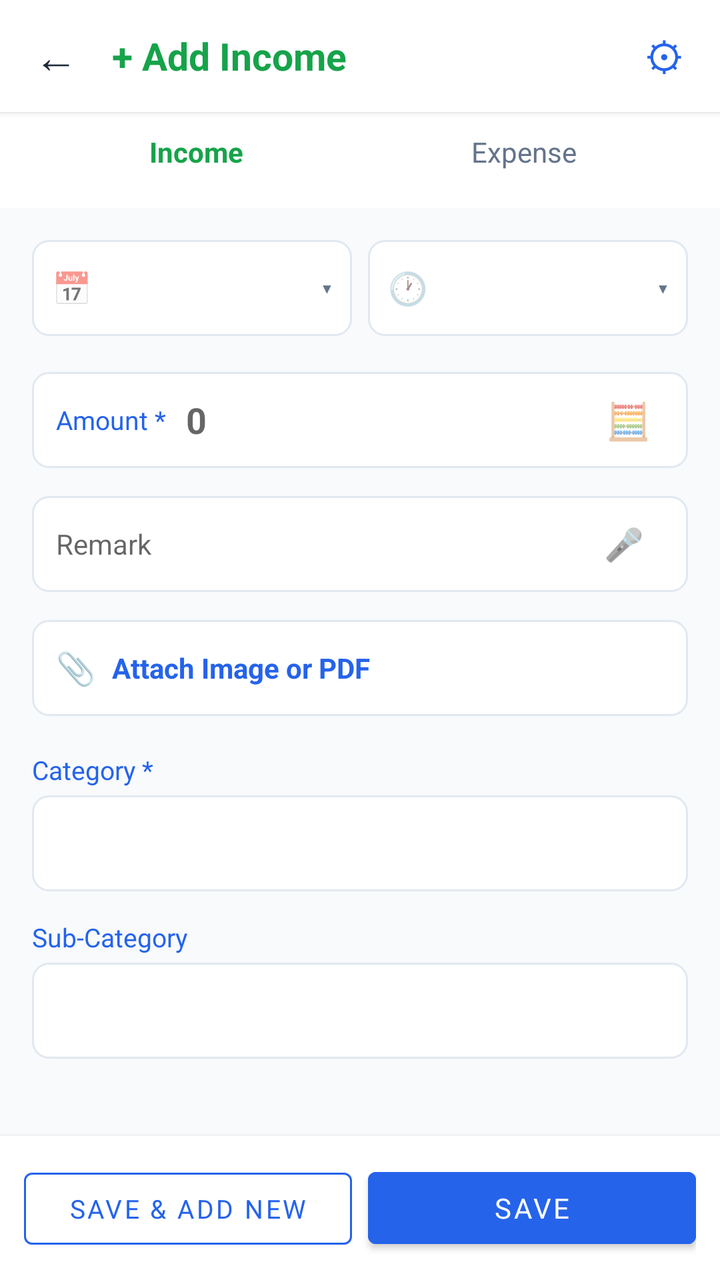
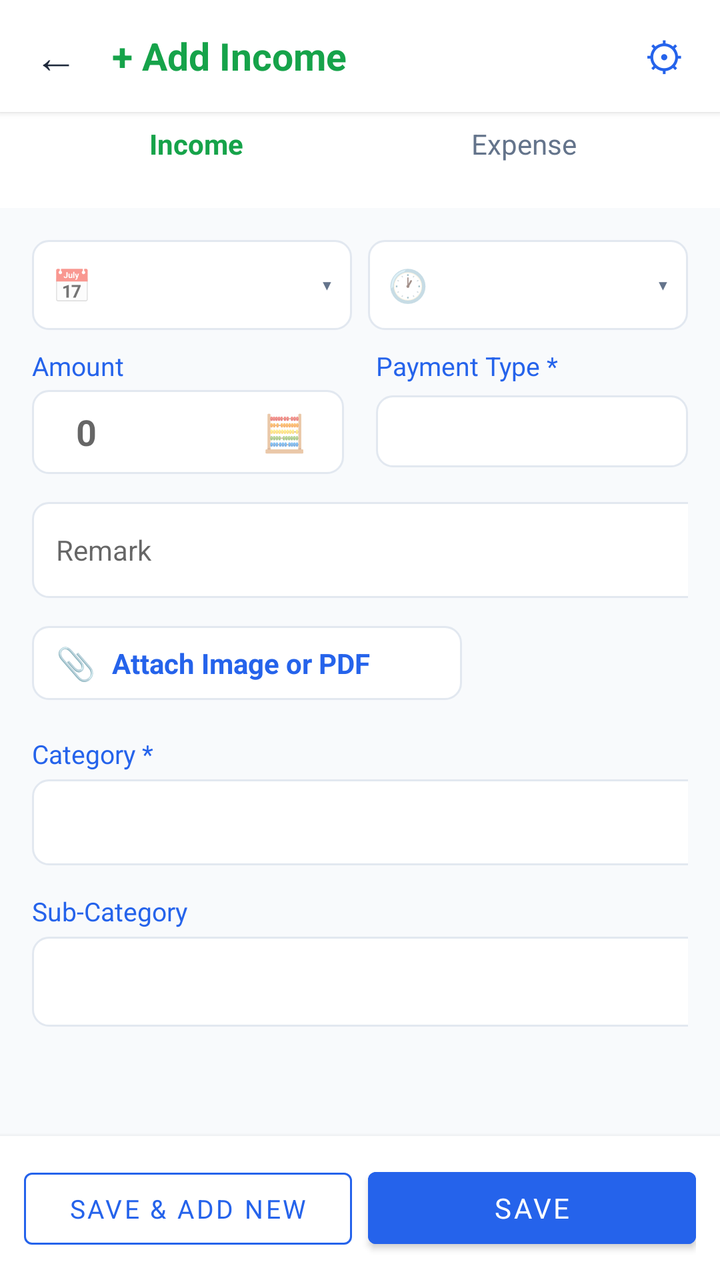

Two renders of the same Android screen: before a commit and after it. Below are the layout's source before the change and the commit's diff.
<!-- AndroidManifest.xml: application theme Theme.ExpenseOS -->
<!-- res/layout/activity_transaction_entry.xml -->
<?xml version="1.0" encoding="utf-8"?>
<LinearLayout xmlns:android="http://schemas.android.com/apk/res/android"
    xmlns:app="http://schemas.android.com/apk/res-auto"
    android:layout_width="match_parent"
    android:layout_height="match_parent"
    android:background="@color/background"
    android:orientation="vertical">

    
    <LinearLayout
        android:layout_width="match_parent"
        android:layout_height="56dp"
        android:background="@color/surface"
        android:elevation="2dp"
        android:gravity="center_vertical"
        android:orientation="horizontal"
        android:paddingHorizontal="4dp">

        <TextView
            android:id="@+id/btnBack"
            android:layout_width="48dp"
            android:layout_height="48dp"
            android:background="?attr/selectableItemBackgroundBorderless"
            android:gravity="center"
            android:text="←"
            android:textColor="@color/text_primary"
            android:textSize="22sp" />

        <TextView
            android:id="@+id/tvTitle"
            android:layout_width="0dp"
            android:layout_height="wrap_content"
            android:layout_weight="1"
            android:paddingStart="4dp"
            android:text="+ Add Income"
            android:textColor="@color/green"
            android:textSize="19sp"
            android:textStyle="bold" />

        <TextView
            android:id="@+id/btnFieldSettings"
            android:layout_width="48dp"
            android:layout_height="48dp"
            android:background="?attr/selectableItemBackgroundBorderless"
            android:gravity="center"
            android:text="⚙"
            android:textColor="@color/primary"
            android:textSize="20sp" />
    </LinearLayout>

    
    <LinearLayout
        android:layout_width="match_parent"
        android:layout_height="48dp"
        android:background="@color/surface"
        android:orientation="horizontal"
        android:paddingHorizontal="16dp"
        android:paddingBottom="8dp">

        <TextView
            android:id="@+id/tabIncome"
            android:layout_width="0dp"
            android:layout_height="match_parent"
            android:layout_weight="1"
            android:background="?attr/selectableItemBackground"
            android:gravity="center"
            android:text="Income"
            android:textColor="@color/green"
            android:textStyle="bold" />

        <TextView
            android:id="@+id/tabExpense"
            android:layout_width="0dp"
            android:layout_height="match_parent"
            android:layout_weight="1"
            android:background="?attr/selectableItemBackground"
            android:gravity="center"
            android:text="Expense"
            android:textColor="@color/text_secondary" />
    </LinearLayout>

    <ScrollView
        android:layout_width="match_parent"
        android:layout_height="0dp"
        android:layout_weight="1">

        <LinearLayout
            android:layout_width="match_parent"
            android:layout_height="wrap_content"
            android:orientation="vertical"
            android:padding="16dp">

            
            <LinearLayout
                android:layout_width="match_parent"
                android:layout_height="wrap_content"
                android:orientation="horizontal">

                <LinearLayout
                    android:id="@+id/boxDate"
                    android:layout_width="0dp"
                    android:layout_height="48dp"
                    android:layout_weight="1"
                    android:layout_marginEnd="8dp"
                    android:background="@drawable/bg_input_box"
                    android:clickable="true"
                    android:focusable="true"
                    android:gravity="center_vertical"
                    android:orientation="horizontal"
                    android:paddingHorizontal="10dp">

                    <TextView
                        android:layout_width="wrap_content"
                        android:layout_height="wrap_content"
                        android:layout_marginEnd="6dp"
                        android:text="📅"
                        android:textSize="16sp" />

                    <TextView
                        android:id="@+id/tvDate"
                        android:layout_width="0dp"
                        android:layout_height="wrap_content"
                        android:layout_weight="1"
                        android:textColor="@color/text_primary"
                        android:textSize="14sp" />

                    <TextView
                        android:layout_width="wrap_content"
                        android:layout_height="wrap_content"
                        android:text="▾"
                        android:textColor="@color/text_secondary" />
                </LinearLayout>

                <LinearLayout
                    android:id="@+id/boxTime"
                    android:layout_width="0dp"
                    android:layout_height="48dp"
                    android:layout_weight="1"
                    android:background="@drawable/bg_input_box"
                    android:clickable="true"
                    android:focusable="true"
                    android:gravity="center_vertical"
                    android:orientation="horizontal"
                    android:paddingHorizontal="10dp">

                    <TextView
                        android:layout_width="wrap_content"
                        android:layout_height="wrap_content"
                        android:layout_marginEnd="6dp"
                        android:text="🕐"
                        android:textSize="16sp" />

                    <TextView
                        android:id="@+id/tvTime"
                        android:layout_width="0dp"
                        android:layout_height="wrap_content"
                        android:layout_weight="1"
                        android:textColor="@color/text_primary"
                        android:textSize="14sp" />

                    <TextView
                        android:layout_width="wrap_content"
                        android:layout_height="wrap_content"
                        android:text="▾"
                        android:textColor="@color/text_secondary" />
                </LinearLayout>
            </LinearLayout>

            
            <LinearLayout
                android:id="@+id/boxAmount"
                android:layout_width="match_parent"
                android:layout_height="48dp"
                android:layout_marginTop="18dp"
                android:background="@drawable/bg_input_box"
                android:gravity="center_vertical"
                android:orientation="horizontal"
                android:paddingHorizontal="12dp">

                <TextView
                    android:layout_width="wrap_content"
                    android:layout_height="wrap_content"
                    android:text="Amount *"
                    android:textColor="@color/primary"
                    android:textSize="13sp" />

                <EditText
                    android:id="@+id/etAmount"
                    android:layout_width="0dp"
                    android:layout_height="wrap_content"
                    android:layout_marginStart="10dp"
                    android:layout_weight="1"
                    android:background="@null"
                    android:hint="0"
                    android:inputType="numberDecimal"
                    android:textColor="@color/green"
                    android:textSize="18sp"
                    android:textStyle="bold" />

                <TextView
                    android:id="@+id/btnCalc"
                    android:layout_width="36dp"
                    android:layout_height="36dp"
                    android:background="?attr/selectableItemBackgroundBorderless"
                    android:gravity="center"
                    android:text="🧮"
                    android:textSize="18sp" />
            </LinearLayout>

            
            <LinearLayout
                android:layout_width="match_parent"
                android:layout_height="wrap_content"
                android:layout_marginTop="14dp"
                android:background="@drawable/bg_input_box"
                android:gravity="center_vertical"
                android:orientation="horizontal"
                android:paddingHorizontal="12dp">

                <EditText
                    android:id="@+id/etNote"
                    android:layout_width="0dp"
                    android:layout_height="wrap_content"
                    android:layout_weight="1"
                    android:background="@null"
                    android:hint="Remark"
                    android:minHeight="48dp"
                    android:textColor="@color/text_primary"
                    android:textSize="14sp" />

                <TextView
                    android:id="@+id/btnMic"
                    android:layout_width="40dp"
                    android:layout_height="40dp"
                    android:background="?attr/selectableItemBackgroundBorderless"
                    android:gravity="center"
                    android:text="🎤"
                    android:textSize="16sp" />
            </LinearLayout>

            
            <LinearLayout
                android:id="@+id/btnAttach"
                android:layout_width="match_parent"
                android:layout_height="48dp"
                android:layout_marginTop="14dp"
                android:background="@drawable/bg_input_box"
                android:clickable="true"
                android:focusable="true"
                android:gravity="center_vertical"
                android:orientation="horizontal"
                android:paddingHorizontal="12dp">

                <TextView
                    android:layout_width="wrap_content"
                    android:layout_height="wrap_content"
                    android:layout_marginEnd="8dp"
                    android:text="📎"
                    android:textSize="16sp" />

                <TextView
                    android:layout_width="wrap_content"
                    android:layout_height="wrap_content"
                    android:text="Attach Image or PDF"
                    android:textColor="@color/primary"
                    android:textStyle="bold" />
            </LinearLayout>

            
            <LinearLayout
                android:id="@+id/attachmentList"
                android:layout_width="match_parent"
                android:layout_height="wrap_content"
                android:orientation="vertical" />

            
            <TextView
                android:layout_width="wrap_content"
                android:layout_height="wrap_content"
                android:layout_marginTop="18dp"
                android:text="Category *"
                android:textColor="@color/primary"
                android:textSize="13sp" />

            <Spinner
                android:id="@+id/spCategory"
                android:layout_width="match_parent"
                android:layout_height="48dp"
                android:layout_marginTop="4dp"
                android:background="@drawable/bg_input_box"
                android:paddingHorizontal="10dp" />

            
            <TextView
                android:id="@+id/tvSubCategoryLabel"
                android:layout_width="wrap_content"
                android:layout_height="wrap_content"
                android:layout_marginTop="14dp"
                android:text="Sub-Category"
                android:textColor="@color/primary"
                android:textSize="13sp" />

            <Spinner
                android:id="@+id/spSubCategory"
                android:layout_width="match_parent"
                android:layout_height="48dp"
                android:layout_marginTop="4dp"
                android:background="@drawable/bg_input_box"
                android:paddingHorizontal="10dp" />

            
            <LinearLayout
                android:id="@+id/customFieldsContainer"
                android:layout_width="match_parent"
                android:layout_height="wrap_content"
                android:layout_marginBottom="14dp"
                android:orientation="vertical" />

        </LinearLayout>
    </ScrollView>

    
    <LinearLayout
        android:layout_width="match_parent"
        android:layout_height="wrap_content"
        android:background="@color/surface"
        android:elevation="4dp"
        android:orientation="horizontal"
        android:padding="12dp">

        
        <com.google.android.material.button.MaterialButton
            android:id="@+id/btnSaveAddNew"
            style="@style/Widget.MaterialComponents.Button.OutlinedButton"
            android:layout_width="0dp"
            android:layout_height="48dp"
            android:layout_marginEnd="8dp"
            android:layout_weight="1"
            android:text="SAVE &amp; ADD NEW"
            android:textColor="@color/primary"
            android:textSize="13sp"
            app:backgroundTint="@color/surface"
            app:strokeColor="@color/primary"
            app:strokeWidth="1dp" />

        <Button
            android:id="@+id/btnSave"
            android:layout_width="0dp"
            android:layout_height="48dp"
            android:layout_weight="1"
            android:backgroundTint="@color/primary"
            android:text="SAVE"
            android:textColor="#FFFFFF" />
    </LinearLayout>

</LinearLayout>
<!-- resources referenced by this layout -->
<resources>
  <color name="background">#F8FAFC</color>
  <color name="green">#16A34A</color>
  <color name="primary">#2563EB</color>
  <color name="surface">#FFFFFF</color>
  <color name="text_primary">#1E293B</color>
  <color name="text_secondary">#64748B</color>
  <!-- drawable bg_input_box (drawable) -->
  <?xml version="1.0" encoding="utf-8"?>
  <shape xmlns:android="http://schemas.android.com/apk/res/android"
      android:shape="rectangle">
      <corners android:radius="8dp" />
      <stroke
          android:width="1dp"
          android:color="@color/border" />
      <solid android:color="@color/bg_card" />
  </shape>
  <style name="Theme.ExpenseOS" parent="Theme.MaterialComponents.Light.NoActionBar">
          <item name="colorPrimary">@color/primary</item>
          <item name="colorPrimaryDark">@color/primary_dark</item>
          <item name="colorAccent">@color/primary</item>
          <item name="android:windowBackground">@color/bg</item>
          <item name="android:fontFamily">sans-serif</item>
          <item name="android:statusBarColor">@color/primary_dark</item>
      </style>
  <color name="border">#E2E8F0</color>
  <color name="bg_card">#FFFFFF</color>
  <color name="primary_dark">#1D4ED8</color>
  <color name="bg">#F8FAFC</color>
</resources>

<!-- the commit's change to res/layout/activity_transaction_entry.xml (unified diff, before → after) -->
@@ -60,7 +60,7 @@
         <TextView
             android:id="@+id/tabIncome"
             android:layout_width="0dp"
-            android:layout_height="match_parent"
+            android:layout_height="32dp"
             android:layout_weight="1"
             android:background="?attr/selectableItemBackground"
             android:gravity="center"
@@ -71,7 +71,7 @@
         <TextView
             android:id="@+id/tabExpense"
             android:layout_width="0dp"
-            android:layout_height="match_parent"
+            android:layout_height="30dp"
             android:layout_weight="1"
             android:background="?attr/selectableItemBackground"
             android:gravity="center"
@@ -99,9 +99,9 @@
                 <LinearLayout
                     android:id="@+id/boxDate"
                     android:layout_width="0dp"
-                    android:layout_height="48dp"
-                    android:layout_weight="1"
+                    android:layout_height="45dp"
                     android:layout_marginEnd="8dp"
+                    android:layout_weight="1"
                     android:background="@drawable/bg_input_box"
                     android:clickable="true"
                     android:focusable="true"
@@ -134,7 +134,7 @@
                 <LinearLayout
                     android:id="@+id/boxTime"
                     android:layout_width="0dp"
-                    android:layout_height="48dp"
+                    android:layout_height="match_parent"
                     android:layout_weight="1"
                     android:background="@drawable/bg_input_box"
                     android:clickable="true"
@@ -167,50 +167,91 @@
             </LinearLayout>
 
             
-            <LinearLayout
-                android:id="@+id/boxAmount"
+
+            <LinearLayout
                 android:layout_width="match_parent"
+                android:layout_height="wrap_content"
+                android:layout_marginTop="9dp"
+                android:orientation="horizontal">
+
+                
+                <LinearLayout
+                    android:layout_width="0dp"
+                    android:layout_height="wrap_content"
+                    android:layout_weight="1"
+                    android:layout_marginEnd="8dp"
+                    android:orientation="vertical">
+
+                    <TextView
+                        android:layout_width="53dp"
+                        android:layout_height="15dp"
+                        android:text="Amount *"
+                        android:textColor="@color/primary"
+                        android:textSize="13sp" />
+
+                    <LinearLayout
+                        android:id="@+id/boxAmount"
+                        android:layout_width="match_parent"
+                        android:layout_height="42dp"
+                        android:layout_marginTop="6dp"
+                        android:background="@drawable/bg_input_box"
+                        android:gravity="center_vertical"
+                        android:orientation="horizontal"
+                        android:paddingHorizontal="12dp">
+
+                        <EditText
+                            android:id="@+id/etAmount"
+                            android:layout_width="0dp"
+                            android:layout_height="wrap_content"
+                            android:layout_marginStart="10dp"
+                            android:layout_weight="1"
+                            android:background="@null"
+                            android:hint="0"
+                            android:inputType="numberDecimal"
+                            android:textColor="@color/green"
+                            android:textSize="18sp"
+                            android:textStyle="bold" />
+
+                        <TextView
+                            android:id="@+id/btnCalc"
+                            android:layout_width="36dp"
+                            android:layout_height="36dp"
+                            android:background="?attr/selectableItemBackgroundBorderless"
+                            android:gravity="center"
+                            android:text="🧮"
+                            android:textSize="18sp" />
+                    </LinearLayout>
+                </LinearLayout>
+
+                
+                <LinearLayout
+                    android:layout_width="0dp"
+                    android:layout_height="wrap_content"
+                    android:layout_weight="1"
+                    android:layout_marginStart="8dp"
+                    android:orientation="vertical">
+
+                    <TextView
+                        android:layout_width="wrap_content"
+                        android:layout_height="wrap_content"
+                        android:text="Payment Type *"
+                        android:textColor="@color/primary"
+                        android:textSize="13sp" />
+
+                    <Spinner
+                        android:id="@+id/spPaymentType"
+                        android:layout_width="match_parent"
+                        android:layout_height="36dp"
+                        android:layout_marginTop="6dp"
+                        android:background="@drawable/bg_input_box"
+                        android:paddingHorizontal="10dp" />
+                </LinearLayout>
+
+            </LinearLayout>
+
+            <LinearLayout
+                android:layout_width="380dp"
                 android:layout_height="48dp"
-                android:layout_marginTop="18dp"
-                android:background="@drawable/bg_input_box"
-                android:gravity="center_vertical"
-                android:orientation="horizontal"
-                android:paddingHorizontal="12dp">
-
-                <TextView
-                    android:layout_width="wrap_content"
-                    android:layout_height="wrap_content"
-                    android:text="Amount *"
-                    android:textColor="@color/primary"
-                    android:textSize="13sp" />
-
-                <EditText
-                    android:id="@+id/etAmount"
-                    android:layout_width="0dp"
-                    android:layout_height="wrap_content"
-                    android:layout_marginStart="10dp"
-                    android:layout_weight="1"
-                    android:background="@null"
-                    android:hint="0"
-                    android:inputType="numberDecimal"
-                    android:textColor="@color/green"
-                    android:textSize="18sp"
-                    android:textStyle="bold" />
-
-                <TextView
-                    android:id="@+id/btnCalc"
-                    android:layout_width="36dp"
-                    android:layout_height="36dp"
-                    android:background="?attr/selectableItemBackgroundBorderless"
-                    android:gravity="center"
-                    android:text="🧮"
-                    android:textSize="18sp" />
-            </LinearLayout>
-
-            
-            <LinearLayout
-                android:layout_width="match_parent"
-                android:layout_height="wrap_content"
                 android:layout_marginTop="14dp"
                 android:background="@drawable/bg_input_box"
                 android:gravity="center_vertical"
@@ -220,7 +261,7 @@
                 <EditText
                     android:id="@+id/etNote"
                     android:layout_width="0dp"
-                    android:layout_height="wrap_content"
+                    android:layout_height="24dp"
                     android:layout_weight="1"
                     android:background="@null"
                     android:hint="Remark"
@@ -239,10 +280,12 @@
             </LinearLayout>
 
             
+
+            
             <LinearLayout
                 android:id="@+id/btnAttach"
-                android:layout_width="match_parent"
-                android:layout_height="48dp"
+                android:layout_width="215dp"
+                android:layout_height="37dp"
                 android:layout_marginTop="14dp"
                 android:background="@drawable/bg_input_box"
                 android:clickable="true"
@@ -266,7 +309,6 @@
                     android:textStyle="bold" />
             </LinearLayout>
 
-            
             <LinearLayout
                 android:id="@+id/attachmentList"
                 android:layout_width="match_parent"
@@ -284,8 +326,8 @@
 
             <Spinner
                 android:id="@+id/spCategory"
-                android:layout_width="match_parent"
-                android:layout_height="48dp"
+                android:layout_width="372dp"
+                android:layout_height="43dp"
                 android:layout_marginTop="4dp"
                 android:background="@drawable/bg_input_box"
                 android:paddingHorizontal="10dp" />
@@ -302,8 +344,8 @@
 
             <Spinner
                 android:id="@+id/spSubCategory"
-                android:layout_width="match_parent"
-                android:layout_height="48dp"
+                android:layout_width="375dp"
+                android:layout_height="45dp"
                 android:layout_marginTop="4dp"
                 android:background="@drawable/bg_input_box"
                 android:paddingHorizontal="10dp" />
